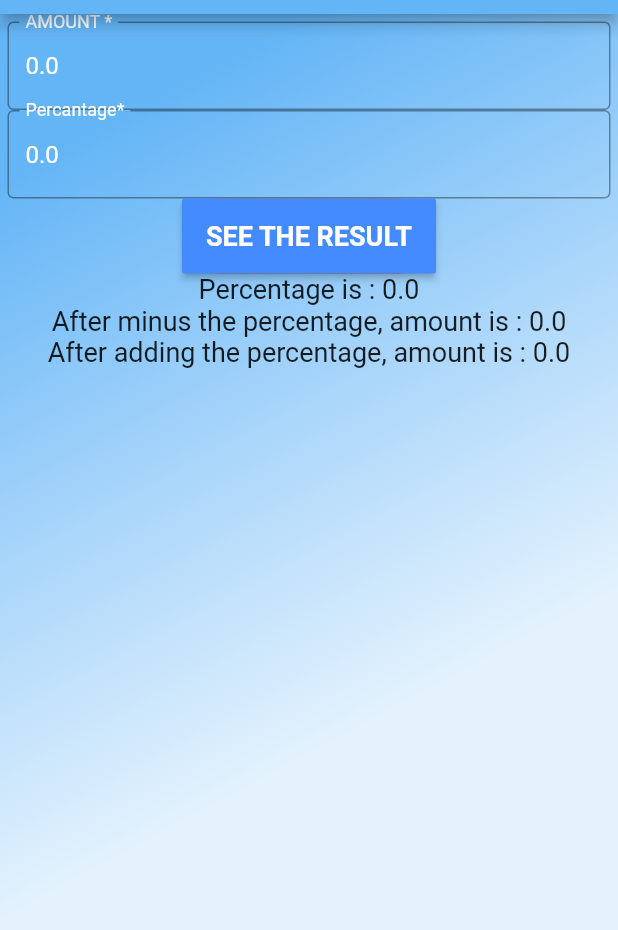
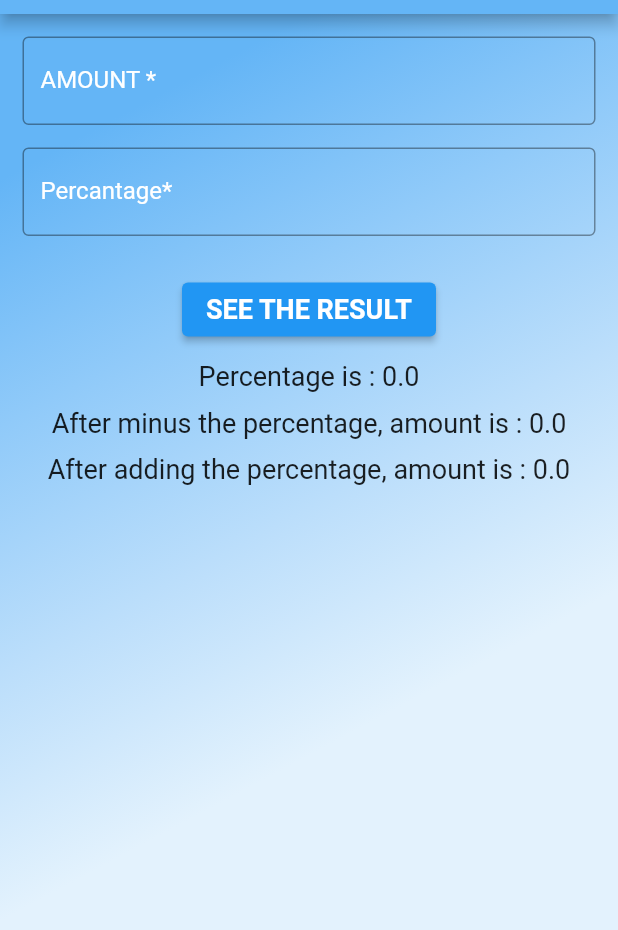
Before and after one commit to muktabd/percentage-calculator-flutter, a Flutter app: the screen it shows after launch, after a tap on "SEE THE RESULT", on a phone screen of 412 x 824 dp, the part 70-1000 px from its top. Run offline on Flutter 3.47's test engine with Material 2 defaults, Android fonts, the phone set to English and light mode, and no system bars.

Commit message:
upgrade the code

```diff
--- a/percentage_calculator/lib/main.dart
+++ b/percentage_calculator/lib/main.dart
@@ -1,10 +1,14 @@
+// ignore_for_file: prefer_const_constructors
+
 import 'package:flutter/material.dart';
 
 void main() {
-  runApp(MyApp());
+  runApp(const MyApp());
 }
 
 class MyApp extends StatelessWidget {
+  const MyApp({Key? key}) : super(key: key);
+
   // This widget is the root of your application.
   @override
   Widget build(BuildContext context) {
@@ -16,14 +20,15 @@ class MyApp extends StatelessWidget {
 }
 
 class MyHomePage extends StatefulWidget {
+  const MyHomePage({Key? key}) : super(key: key);
+
   @override
   _MyHomePageState createState() => _MyHomePageState();
 }
 
 class _MyHomePageState extends State<MyHomePage> {
-
-  final numAmountController = TextEditingController(text: '0.0');
-  final numPercentageController = TextEditingController(text: '0.0');
+  final numAmountController = TextEditingController();
+  final numPercentageController = TextEditingController();
 
   bool validate = false;
   @override
@@ -45,43 +50,44 @@ class _MyHomePageState extends State<MyHomePage> {
         width: MediaQuery.of(context).size.width,
         decoration: BoxDecoration(
           gradient: LinearGradient(begin: Alignment.topCenter, colors: [
-              Colors.blue[300],
-              Colors.blue[200],
-              Colors.blue[100],
-              Colors.blue[50],
+            Colors.blue.shade300,
+            Colors.blue.shade200,
+            Colors.blue.shade100,
+            Colors.blue.shade50,
           ]),
         ),
         child: SingleChildScrollView(
           child: Column(
             children: [
               Container(
-                    padding: EdgeInsets.all(5.0),
+                padding: const EdgeInsets.all(15.0),
                 child: Column(
                   children: [
                     TextField(
                       controller: numAmountController,
                       keyboardType: TextInputType.number,
-                          style: TextStyle(
+                      style: const TextStyle(
                         color: Colors.white,
                       ),
                       decoration: InputDecoration(
-                            border: OutlineInputBorder(),
+                        border: const OutlineInputBorder(),
                         labelText: 'AMOUNT *',
                         errorText: validate ? 'Fill the field' : null,
-                            errorStyle: TextStyle(
+                        errorStyle: const TextStyle(
                           color: Colors.red,
                         ),
-                            labelStyle: TextStyle(color: Colors.white),
+                        labelStyle: const TextStyle(color: Colors.white),
                       ),
                     ),
+                    SizedBox(height: 15),
                     TextField(
                       controller: numPercentageController,
                       keyboardType: TextInputType.number,
-                          style: TextStyle(
+                      style: const TextStyle(
                         color: Colors.white,
                       ),
                       decoration: InputDecoration(
-                            border: OutlineInputBorder(),
+                        border: const OutlineInputBorder(),
                         labelText: 'Percantage*',
                         errorText: validate ? 'Fill the field' : null,
                         errorStyle: TextStyle(
@@ -90,14 +96,15 @@ class _MyHomePageState extends State<MyHomePage> {
                         labelStyle: TextStyle(color: Colors.white),
                       ),
                     ),
-                        Container(
-                          height: 50,
-                          margin: EdgeInsets.symmetric(horizontal: 50),
-                          decoration: BoxDecoration(
-                              borderRadius: BorderRadius.circular(50),
-                              color: Colors.orange[900]),
-                          child: RaisedButton(
-                            color: Colors.blueAccent,
+                    SizedBox(height: 25),
+                    ElevatedButton(
+                      onPressed: () {
+                        setState(() {
+                          calculateNow();
+                        });
+
+                        //
+                      },
                       child: Text(
                         "SEE THE RESULT",
                         style: TextStyle(
@@ -106,58 +113,53 @@ class _MyHomePageState extends State<MyHomePage> {
                           fontWeight: FontWeight.bold,
                         ),
                       ),
-                            onPressed: () {
-                              //register navigation is here
-                              calculateNow();
-                            },
                     ),
-                        ),
+                    SizedBox(height: 10),
                     Text(
                       'Percentage is : $displayResult',
                       style: TextStyle(
                         fontSize: 18.0,
                       ),
                     ),
-
+                    SizedBox(height: 10),
                     Text(
                       'After minus the percentage, amount is : $displayResultMinus',
                       style: TextStyle(
                         fontSize: 18.0,
                       ),
                     ),
-
+                    SizedBox(height: 10),
                     Text(
                       'After adding the percentage, amount is : $displayResultAdd',
                       style: TextStyle(
                         fontSize: 18.0,
                       ),
                     ),
-
-                        //Text('$inputtedAmount'),
                   ],
-                    ))
+                ),
+              )
             ],
           ),
         ),
-        ));
+      ),
+    );
   }
 
-  var displayResult = 0.0, inputtedAmount = 0.0,
-  inputtedPercentage = 0.0, displayResultAdd = 0.0, displayResultMinus=0.0;
+  var displayResult = 0.0,
+      inputtedAmount = 0.0,
+      inputtedPercentage = 0.0,
+      displayResultAdd = 0.0,
+      displayResultMinus = 0.0;
 
   void calculateNow() {
     setState(() {
       inputtedAmount = double.parse(numAmountController.text);
       inputtedPercentage = double.parse(numPercentageController.text);
 
-      displayResult = (inputtedAmount * inputtedPercentage)/100;
+      displayResult = (inputtedAmount * inputtedPercentage) / 100;
 
-
-      displayResultAdd =  inputtedAmount + displayResult;
+      displayResultAdd = inputtedAmount + displayResult;
       displayResultMinus = inputtedAmount - displayResult;
-
     });
-
-
   }
 }
```
Lines whose indentation alone changed are shown as unchanged.
